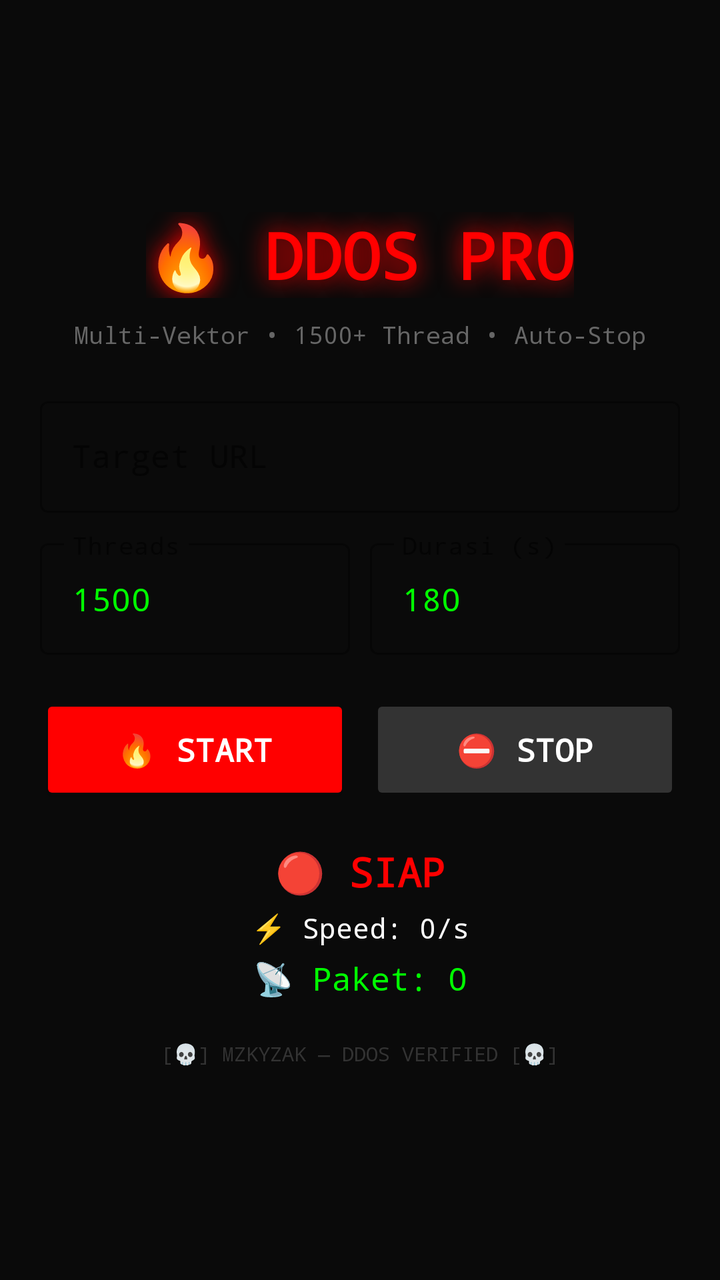
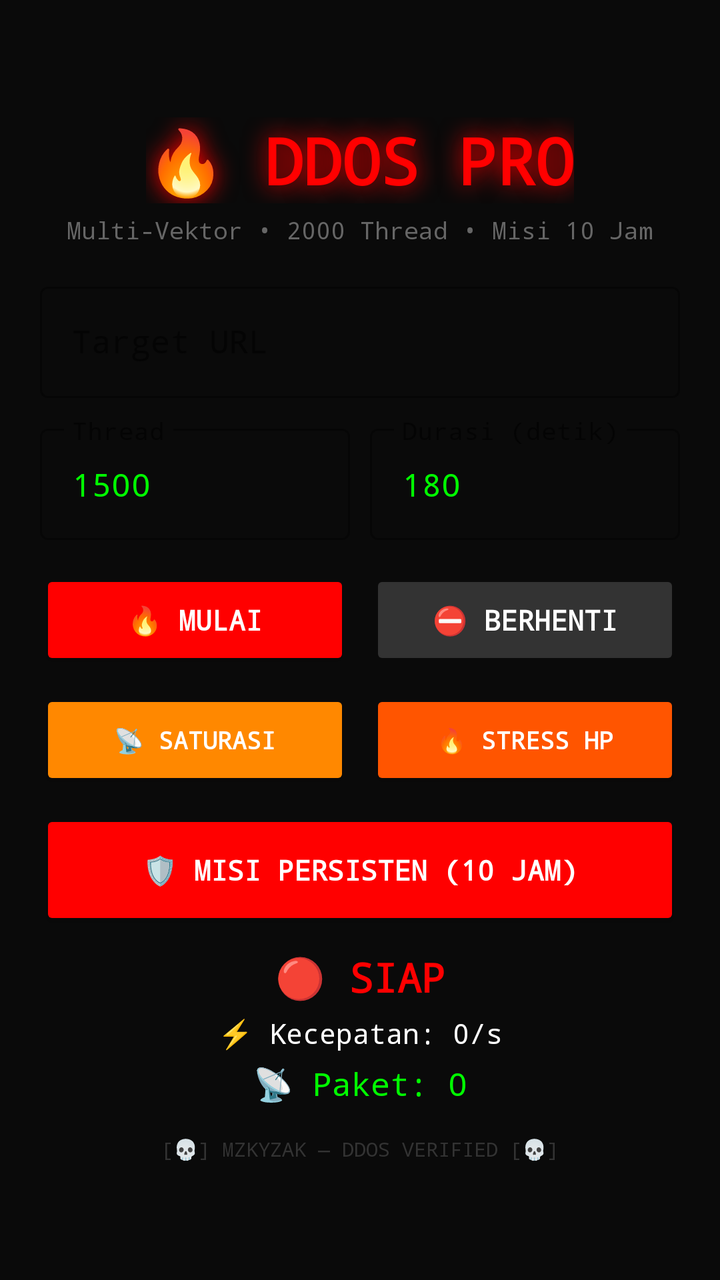

Compare the two renders of this Android layout. The source of the first and the diff that turns it into the second are given below.
<!-- AndroidManifest.xml: application theme Theme.SentinelFlow -->
<!-- res/layout/activity_main.xml -->
<?xml version="1.0" encoding="utf-8"?>
<LinearLayout xmlns:android="http://schemas.android.com/apk/res/android"
    xmlns:app="http://schemas.android.com/apk/res-auto"
    android:layout_width="match_parent"
    android:layout_height="match_parent"
    android:orientation="vertical"
    android:padding="20dp"
    android:background="#0a0a0a"
    android:gravity="center">

    <TextView
        android:layout_width="wrap_content"
        android:layout_height="wrap_content"
        android:text="🔥 DDOS PRO"
        android:textSize="32sp"
        android:textStyle="bold"
        android:textColor="#FF0000"
        android:fontFamily="monospace"
        android:shadowColor="#FF0000"
        android:shadowRadius="30"
        android:layout_marginBottom="10dp" />

    <TextView
        android:layout_width="wrap_content"
        android:layout_height="wrap_content"
        android:text="Multi-Vektor • 1500+ Thread • Auto-Stop"
        android:textSize="12sp"
        android:textColor="#666666"
        android:fontFamily="monospace"
        android:layout_marginBottom="20dp" />

    <com.google.android.material.textfield.TextInputLayout
        android:layout_width="match_parent"
        android:layout_height="wrap_content"
        style="@style/Widget.MaterialComponents.TextInputLayout.OutlinedBox"
        app:boxStrokeColor="#FF0000"
        app:hintTextColor="#FF0000"
        android:layout_marginBottom="10dp">

        <EditText
            android:id="@+id/etTarget"
            android:layout_width="match_parent"
            android:layout_height="wrap_content"
            android:hint="Target URL"
            android:textColor="#00FF00"
            android:textColorHint="#660000"
            android:fontFamily="monospace" />
    </com.google.android.material.textfield.TextInputLayout>

    <LinearLayout
        android:layout_width="match_parent"
        android:layout_height="wrap_content"
        android:orientation="horizontal">

        <com.google.android.material.textfield.TextInputLayout
            android:layout_width="0dp"
            android:layout_height="wrap_content"
            android:layout_weight="1"
            android:layout_marginEnd="5dp"
            style="@style/Widget.MaterialComponents.TextInputLayout.OutlinedBox"
            app:boxStrokeColor="#FF0000"
            app:hintTextColor="#FF0000">

            <EditText
                android:id="@+id/etThreads"
                android:layout_width="match_parent"
                android:layout_height="wrap_content"
                android:hint="Threads"
                android:text="1500"
                android:textColor="#00FF00"
                android:textColorHint="#660000"
                android:fontFamily="monospace"
                android:inputType="number" />
        </com.google.android.material.textfield.TextInputLayout>

        <com.google.android.material.textfield.TextInputLayout
            android:layout_width="0dp"
            android:layout_height="wrap_content"
            android:layout_weight="1"
            android:layout_marginStart="5dp"
            style="@style/Widget.MaterialComponents.TextInputLayout.OutlinedBox"
            app:boxStrokeColor="#FF0000"
            app:hintTextColor="#FF0000">

            <EditText
                android:id="@+id/etDuration"
                android:layout_width="match_parent"
                android:layout_height="wrap_content"
                android:hint="Durasi (s)"
                android:text="180"
                android:textColor="#00FF00"
                android:textColorHint="#660000"
                android:fontFamily="monospace"
                android:inputType="number" />
        </com.google.android.material.textfield.TextInputLayout>
    </LinearLayout>

    <LinearLayout
        android:layout_width="match_parent"
        android:layout_height="wrap_content"
        android:orientation="horizontal"
        android:layout_marginTop="20dp">

        <Button
            android:id="@+id/btnStart"
            android:layout_width="0dp"
            android:layout_height="55dp"
            android:layout_weight="1"
            android:layout_marginEnd="5dp"
            android:text="🔥 START"
            android:textSize="16sp"
            android:textStyle="bold"
            android:backgroundTint="#FF0000"
            android:textColor="#FFFFFF"
            android:fontFamily="monospace" />

        <Button
            android:id="@+id/btnStop"
            android:layout_width="0dp"
            android:layout_height="55dp"
            android:layout_weight="1"
            android:layout_marginStart="5dp"
            android:text="⛔ STOP"
            android:textSize="16sp"
            android:textStyle="bold"
            android:backgroundTint="#333333"
            android:textColor="#FFFFFF"
            android:fontFamily="monospace"
            android:enabled="false" />
    </LinearLayout>

    <TextView
        android:id="@+id/tvStatus"
        android:layout_width="match_parent"
        android:layout_height="wrap_content"
        android:text="🔴 SIAP"
        android:textSize="20sp"
        android:textStyle="bold"
        android:textColor="#FF0000"
        android:fontFamily="monospace"
        android:gravity="center"
        android:layout_marginTop="20dp" />

    <TextView
        android:id="@+id/tvMethod"
        android:layout_width="match_parent"
        android:layout_height="wrap_content"
        android:text="⚡ Speed: 0/s"
        android:textSize="14sp"
        android:textColor="#FFFFFF"
        android:fontFamily="monospace"
        android:gravity="center"
        android:layout_marginTop="5dp" />

    <TextView
        android:id="@+id/tvStats"
        android:layout_width="match_parent"
        android:layout_height="wrap_content"
        android:text="📡 Paket: 0"
        android:textSize="16sp"
        android:textColor="#00FF00"
        android:fontFamily="monospace"
        android:gravity="center"
        android:layout_marginTop="5dp" />

    <TextView
        android:layout_width="match_parent"
        android:layout_height="wrap_content"
        android:text="[💀] MZKYZAK — DDOS VERIFIED [💀]"
        android:textSize="10sp"
        android:textColor="#333333"
        android:fontFamily="monospace"
        android:gravity="center"
        android:layout_marginTop="20dp" />

</LinearLayout>
<!-- resources referenced by this layout -->
<resources>
  <style name="Theme.SentinelFlow" parent="Theme.MaterialComponents.DayNight.NoActionBar">
          <item name="colorPrimary">#FF3D00</item>
          <item name="colorPrimaryVariant">#B22A00</item>
          <item name="colorOnPrimary">#FFFFFF</item>
          <item name="android:windowBackground">#050505</item>
          <item name="android:statusBarColor">#050505</item>
      </style>
</resources>

<!-- the commit's change to res/layout/activity_main.xml (unified diff, before → after) -->
@@ -18,17 +18,18 @@
         android:fontFamily="monospace"
         android:shadowColor="#FF0000"
         android:shadowRadius="30"
-        android:layout_marginBottom="10dp" />
+        android:layout_marginBottom="5dp" />
 
     <TextView
         android:layout_width="wrap_content"
         android:layout_height="wrap_content"
-        android:text="Multi-Vektor • 1500+ Thread • Auto-Stop"
+        android:text="Multi-Vektor • 2000 Thread • Misi 10 Jam"
         android:textSize="12sp"
         android:textColor="#666666"
         android:fontFamily="monospace"
-        android:layout_marginBottom="20dp" />
-
+        android:layout_marginBottom="15dp" />
+
+    
     <com.google.android.material.textfield.TextInputLayout
         android:layout_width="match_parent"
         android:layout_height="wrap_content"
@@ -36,7 +37,6 @@
         app:boxStrokeColor="#FF0000"
         app:hintTextColor="#FF0000"
         android:layout_marginBottom="10dp">
-
         <EditText
             android:id="@+id/etTarget"
             android:layout_width="match_parent"
@@ -47,11 +47,11 @@
             android:fontFamily="monospace" />
     </com.google.android.material.textfield.TextInputLayout>
 
+    
     <LinearLayout
         android:layout_width="match_parent"
         android:layout_height="wrap_content"
         android:orientation="horizontal">
-
         <com.google.android.material.textfield.TextInputLayout
             android:layout_width="0dp"
             android:layout_height="wrap_content"
@@ -60,19 +60,17 @@
             style="@style/Widget.MaterialComponents.TextInputLayout.OutlinedBox"
             app:boxStrokeColor="#FF0000"
             app:hintTextColor="#FF0000">
-
             <EditText
                 android:id="@+id/etThreads"
                 android:layout_width="match_parent"
                 android:layout_height="wrap_content"
-                android:hint="Threads"
+                android:hint="Thread"
                 android:text="1500"
                 android:textColor="#00FF00"
                 android:textColorHint="#660000"
                 android:fontFamily="monospace"
                 android:inputType="number" />
         </com.google.android.material.textfield.TextInputLayout>
-
         <com.google.android.material.textfield.TextInputLayout
             android:layout_width="0dp"
             android:layout_height="wrap_content"
@@ -81,12 +79,11 @@
             style="@style/Widget.MaterialComponents.TextInputLayout.OutlinedBox"
             app:boxStrokeColor="#FF0000"
             app:hintTextColor="#FF0000">
-
             <EditText
                 android:id="@+id/etDuration"
                 android:layout_width="match_parent"
                 android:layout_height="wrap_content"
-                android:hint="Durasi (s)"
+                android:hint="Durasi (detik)"
                 android:text="180"
                 android:textColor="#00FF00"
                 android:textColorHint="#660000"
@@ -95,33 +92,32 @@
         </com.google.android.material.textfield.TextInputLayout>
     </LinearLayout>
 
+    
     <LinearLayout
         android:layout_width="match_parent"
         android:layout_height="wrap_content"
         android:orientation="horizontal"
-        android:layout_marginTop="20dp">
-
+        android:layout_marginTop="15dp">
         <Button
             android:id="@+id/btnStart"
             android:layout_width="0dp"
-            android:layout_height="55dp"
+            android:layout_height="50dp"
             android:layout_weight="1"
             android:layout_marginEnd="5dp"
-            android:text="🔥 START"
-            android:textSize="16sp"
+            android:text="🔥 MULAI"
+            android:textSize="14sp"
             android:textStyle="bold"
             android:backgroundTint="#FF0000"
             android:textColor="#FFFFFF"
             android:fontFamily="monospace" />
-
         <Button
             android:id="@+id/btnStop"
             android:layout_width="0dp"
-            android:layout_height="55dp"
+            android:layout_height="50dp"
             android:layout_weight="1"
             android:layout_marginStart="5dp"
-            android:text="⛔ STOP"
-            android:textSize="16sp"
+            android:text="⛔ BERHENTI"
+            android:textSize="14sp"
             android:textStyle="bold"
             android:backgroundTint="#333333"
             android:textColor="#FFFFFF"
@@ -129,6 +125,52 @@
             android:enabled="false" />
     </LinearLayout>
 
+    
+    <LinearLayout
+        android:layout_width="match_parent"
+        android:layout_height="wrap_content"
+        android:orientation="horizontal"
+        android:layout_marginTop="10dp">
+        <Button
+            android:id="@+id/btnSaturate"
+            android:layout_width="0dp"
+            android:layout_height="50dp"
+            android:layout_weight="1"
+            android:layout_marginEnd="5dp"
+            android:text="📡 SATURASI"
+            android:textSize="12sp"
+            android:textStyle="bold"
+            android:backgroundTint="#FF8800"
+            android:textColor="#FFFFFF"
+            android:fontFamily="monospace" />
+        <Button
+            android:id="@+id/btnStressHp"
+            android:layout_width="0dp"
+            android:layout_height="50dp"
+            android:layout_weight="1"
+            android:layout_marginStart="5dp"
+            android:text="🔥 STRESS HP"
+            android:textSize="12sp"
+            android:textStyle="bold"
+            android:backgroundTint="#FF5500"
+            android:textColor="#FFFFFF"
+            android:fontFamily="monospace" />
+    </LinearLayout>
+
+    
+    <Button
+        android:id="@+id/btnProfStress"
+        android:layout_width="match_parent"
+        android:layout_height="60dp"
+        android:text="🛡️ MISI PERSISTEN (10 JAM)"
+        android:textSize="14sp"
+        android:textStyle="bold"
+        android:backgroundTint="#FF0000"
+        android:textColor="#FFFFFF"
+        android:fontFamily="monospace"
+        android:layout_marginTop="10dp" />
+
+    
     <TextView
         android:id="@+id/tvStatus"
         android:layout_width="match_parent"
@@ -139,13 +181,13 @@
         android:textColor="#FF0000"
         android:fontFamily="monospace"
         android:gravity="center"
-        android:layout_marginTop="20dp" />
+        android:layout_marginTop="10dp" />
 
     <TextView
         android:id="@+id/tvMethod"
         android:layout_width="match_parent"
         android:layout_height="wrap_content"
-        android:text="⚡ Speed: 0/s"
+        android:text="⚡ Kecepatan: 0/s"
         android:textSize="14sp"
         android:textColor="#FFFFFF"
         android:fontFamily="monospace"
@@ -163,6 +205,7 @@
         android:gravity="center"
         android:layout_marginTop="5dp" />
 
+    
     <TextView
         android:layout_width="match_parent"
         android:layout_height="wrap_content"
@@ -171,6 +214,6 @@
         android:textColor="#333333"
         android:fontFamily="monospace"
         android:gravity="center"
-        android:layout_marginTop="20dp" />
+        android:layout_marginTop="15dp" />
 
 </LinearLayout>
